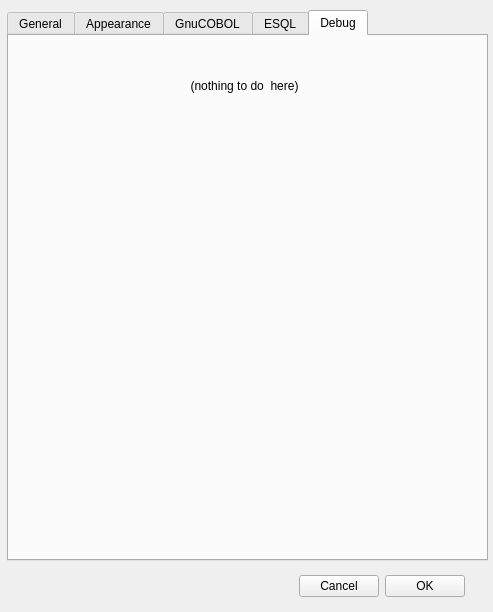
Old version of the form gix-ide/Settings.ui in the repository mridoni/gix.
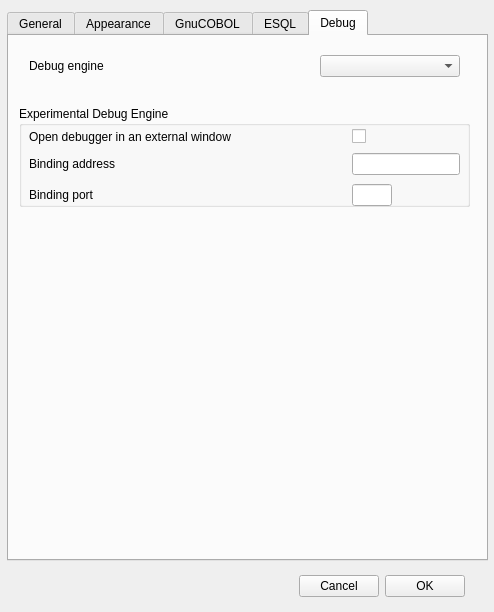
New version of the form. The open tabs and pages were chosen to show the change.

Commit message: Merged new-debugger branch

Diff of the .ui file:
```diff
--- a/gix-ide/Settings.ui
+++ b/gix-ide/Settings.ui
@@ -9,7 +9,7 @@
    <rect>
     <x>0</x>
     <y>0</y>
-    <width>493</width>
+    <width>494</width>
     <height>612</height>
    </rect>
   </property>
@@ -1361,25 +1361,117 @@
     <widget class="QWidget" name="horizontalLayoutWidget_2">
      <property name="geometry">
       <rect>
-       <x>10</x>
+       <x>20</x>
        <y>10</y>
-       <width>451</width>
-       <height>80</height>
+       <width>431</width>
+       <height>41</height>
       </rect>
      </property>
-     <layout class="QHBoxLayout" name="horizontalLayout_8">
-      <item>
+     <layout class="QGridLayout" name="gridLayout_2">
+      <item row="0" column="0">
        <widget class="QLabel" name="label_8">
         <property name="text">
-         <string>(nothing to do  here)</string>
+         <string>Debug engine</string>
         </property>
-        <property name="alignment">
-         <set>Qt::AlignCenter</set>
+       </widget>
+      </item>
+      <item row="0" column="1">
+       <widget class="QComboBox" name="cbDebugEngine">
+        <property name="sizePolicy">
+         <sizepolicy hsizetype="Fixed" vsizetype="Fixed">
+          <horstretch>0</horstretch>
+          <verstretch>0</verstretch>
+         </sizepolicy>
+        </property>
+        <property name="minimumSize">
+         <size>
+          <width>140</width>
+          <height>0</height>
+         </size>
         </property>
        </widget>
       </item>
      </layout>
     </widget>
+    <widget class="QGroupBox" name="groupBox_11">
+     <property name="geometry">
+      <rect>
+       <x>10</x>
+       <y>70</y>
+       <width>451</width>
+       <height>101</height>
+      </rect>
+     </property>
+     <property name="title">
+      <string>Experimental Debug Engine</string>
+     </property>
+     <widget class="QWidget" name="gridLayoutWidget_3">
+      <property name="geometry">
+       <rect>
+        <x>10</x>
+        <y>20</y>
+        <width>431</width>
+        <height>86</height>
+       </rect>
+      </property>
+      <layout class="QGridLayout" name="gridLayout_3">
+       <item row="2" column="0">
+        <widget class="QLabel" name="label_22">
+         <property name="text">
+          <string>Binding port</string>
+         </property>
+        </widget>
+       </item>
+       <item row="1" column="0">
+        <widget class="QLabel" name="label_17">
+         <property name="text">
+          <string>Binding address</string>
+         </property>
+        </widget>
+       </item>
+       <item row="1" column="1">
+        <widget class="QLineEdit" name="txtDbgrBindingAddress">
+         <property name="sizePolicy">
+          <sizepolicy hsizetype="Fixed" vsizetype="Fixed">
+           <horstretch>0</horstretch>
+           <verstretch>0</verstretch>
+          </sizepolicy>
+         </property>
+        </widget>
+       </item>
+       <item row="2" column="1">
+        <widget class="QLineEdit" name="txtDbgrBindingPort">
+         <property name="sizePolicy">
+          <sizepolicy hsizetype="Fixed" vsizetype="Fixed">
+           <horstretch>0</horstretch>
+           <verstretch>0</verstretch>
+          </sizepolicy>
+         </property>
+         <property name="maximumSize">
+          <size>
+           <width>40</width>
+           <height>16777215</height>
+          </size>
+         </property>
+        </widget>
+       </item>
+       <item row="0" column="0">
+        <widget class="QLabel" name="label_23">
+         <property name="text">
+          <string>Open debugger in an external window</string>
+         </property>
+        </widget>
+       </item>
+       <item row="0" column="1">
+        <widget class="QCheckBox" name="cbDbgrOpensWindow">
+         <property name="text">
+          <string/>
+         </property>
+        </widget>
+       </item>
+      </layout>
+     </widget>
+    </widget>
    </widget>
   </widget>
   <widget class="QWidget" name="layoutWidget">
```
Left out of the diff: 4 changed lines with no effect on the pictures. The commit also changes 254 other files.
